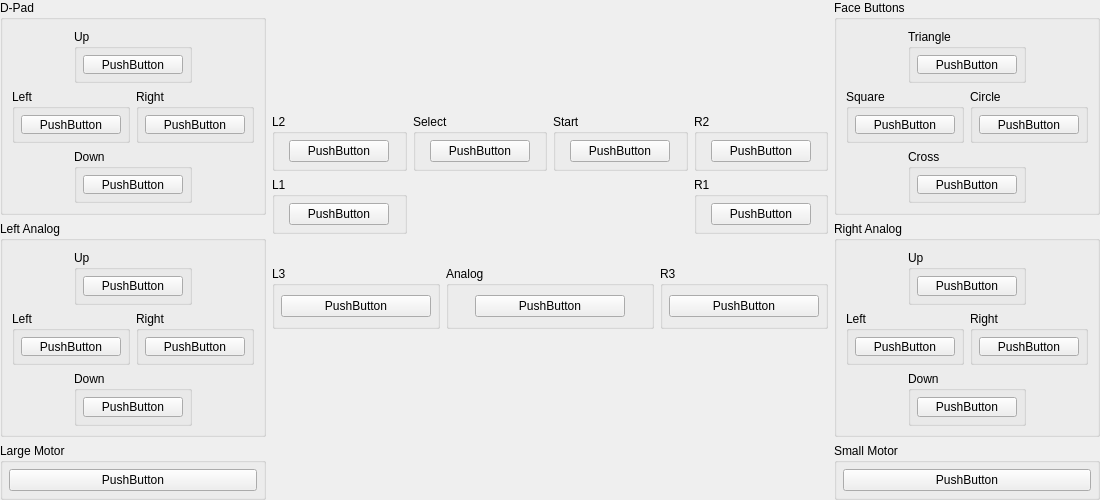
kofxi3584karlayang/duckstation, file src/duckstation-qt/controllerbindingwidget_analog_controller.ui: the form before one commit.
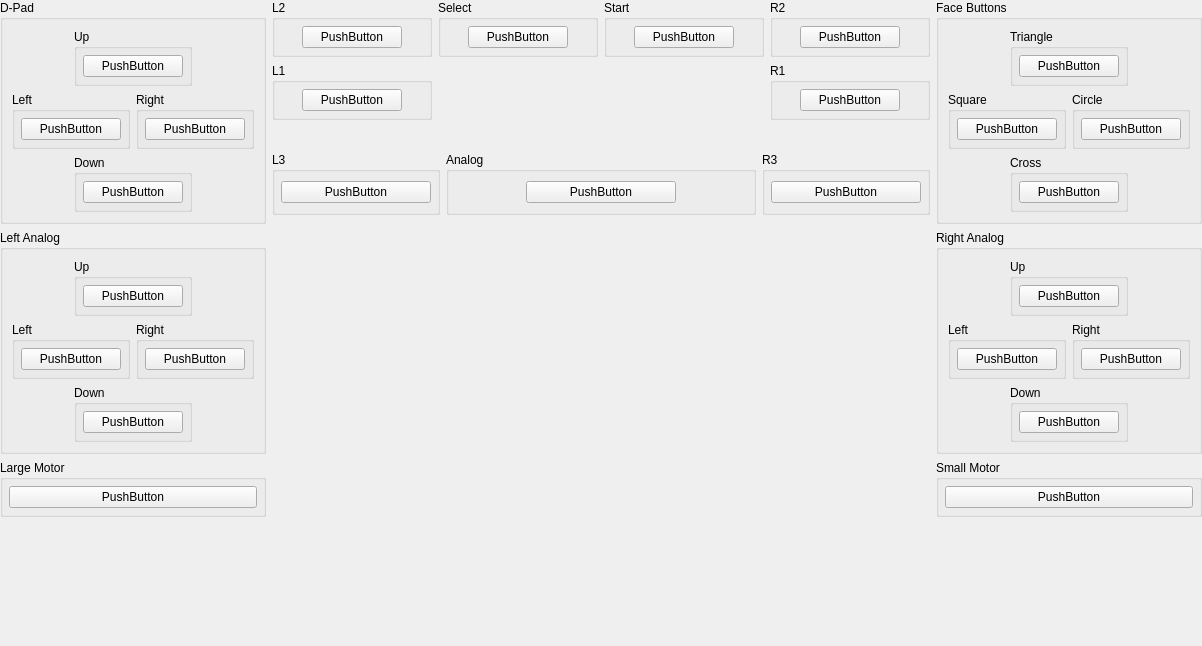
The form after the commit. Icons and pictures are not drawn. Custom widgets are drawn as their Qt base class.

Commit message: Qt: Add new controller image and icon refinement

What changed in the file:
```diff
--- a/src/duckstation-qt/controllerbindingwidget_analog_controller.ui
+++ b/src/duckstation-qt/controllerbindingwidget_analog_controller.ui
@@ -6,8 +6,8 @@
    <rect>
     <x>0</x>
     <y>0</y>
-    <width>1100</width>
-    <height>500</height>
+    <width>1202</width>
+    <height>646</height>
    </rect>
   </property>
   <property name="sizePolicy">
@@ -40,19 +40,6 @@
    </property>
    <item row="0" column="0" rowspan="3">
     <layout class="QVBoxLayout" name="verticalLayout_2">
-     <item>
-      <spacer name="verticalSpacer_3">
-       <property name="orientation">
-        <enum>Qt::Vertical</enum>
-       </property>
-       <property name="sizeHint" stdset="0">
-        <size>
-         <width>20</width>
-         <height>40</height>
-        </size>
-       </property>
-      </spacer>
-     </item>
      <item>
       <widget class="QGroupBox" name="groupBox">
        <property name="title">
@@ -448,109 +435,7 @@
    </item>
    <item row="0" column="1">
     <layout class="QGridLayout" name="gridLayout_27">
-     <item row="1" column="1">
-      <widget class="QGroupBox" name="groupBox_25">
-       <property name="title">
-        <string>Select</string>
-       </property>
-       <layout class="QGridLayout" name="gridLayout_25">
-        <property name="leftMargin">
-         <number>6</number>
-        </property>
-        <property name="topMargin">
-         <number>6</number>
-        </property>
-        <property name="rightMargin">
-         <number>6</number>
-        </property>
-        <property name="bottomMargin">
-         <number>6</number>
-        </property>
-        <item row="0" column="0">
-         <widget class="InputBindingWidget" name="Select">
-          <property name="maximumSize">
-           <size>
-            <width>100</width>
-            <height>16777215</height>
-           </size>
-          </property>
-          <property name="text">
-           <string>PushButton</string>
-          </property>
-         </widget>
-        </item>
-       </layout>
-      </widget>
-     </item>
-     <item row="2" column="0">
-      <widget class="QGroupBox" name="groupBox_22">
-       <property name="title">
-        <string>L1</string>
-       </property>
-       <layout class="QGridLayout" name="gridLayout_22">
-        <property name="leftMargin">
-         <number>6</number>
-        </property>
-        <property name="topMargin">
-         <number>6</number>
-        </property>
-        <property name="rightMargin">
-         <number>6</number>
-        </property>
-        <property name="bottomMargin">
-         <number>6</number>
-        </property>
-        <item row="0" column="0">
-         <widget class="InputBindingWidget" name="L1">
-          <property name="maximumSize">
-           <size>
-            <width>100</width>
-            <height>16777215</height>
-           </size>
-          </property>
-          <property name="text">
-           <string>PushButton</string>
-          </property>
-         </widget>
-        </item>
-       </layout>
-      </widget>
-     </item>
-     <item row="2" column="3">
-      <widget class="QGroupBox" name="groupBox_24">
-       <property name="title">
-        <string>R1</string>
-       </property>
-       <layout class="QGridLayout" name="gridLayout_24">
-        <property name="leftMargin">
-         <number>6</number>
-        </property>
-        <property name="topMargin">
-         <number>6</number>
-        </property>
-        <property name="rightMargin">
-         <number>6</number>
-        </property>
-        <property name="bottomMargin">
-         <number>6</number>
-        </property>
-        <item row="0" column="0">
-         <widget class="InputBindingWidget" name="R1">
-          <property name="maximumSize">
-           <size>
-            <width>100</width>
-            <height>16777215</height>
-           </size>
-          </property>
-          <property name="text">
-           <string>PushButton</string>
-          </property>
-         </widget>
-        </item>
-       </layout>
-      </widget>
-     </item>
-     <item row="1" column="3">
+     <item row="0" column="3">
       <widget class="QGroupBox" name="groupBox_23">
        <property name="title">
         <string>R2</string>
@@ -584,7 +469,41 @@
        </layout>
       </widget>
      </item>
-     <item row="1" column="0">
+     <item row="0" column="1">
+      <widget class="QGroupBox" name="groupBox_25">
+       <property name="title">
+        <string>Select</string>
+       </property>
+       <layout class="QGridLayout" name="gridLayout_25">
+        <property name="leftMargin">
+         <number>6</number>
+        </property>
+        <property name="topMargin">
+         <number>6</number>
+        </property>
+        <property name="rightMargin">
+         <number>6</number>
+        </property>
+        <property name="bottomMargin">
+         <number>6</number>
+        </property>
+        <item row="0" column="0">
+         <widget class="InputBindingWidget" name="Select">
+          <property name="maximumSize">
+           <size>
+            <width>100</width>
+            <height>16777215</height>
+           </size>
+          </property>
+          <property name="text">
+           <string>PushButton</string>
+          </property>
+         </widget>
+        </item>
+       </layout>
+      </widget>
+     </item>
+     <item row="0" column="0">
       <widget class="QGroupBox" name="groupBox_21">
        <property name="title">
         <string>L2</string>
@@ -618,7 +537,7 @@
        </layout>
       </widget>
      </item>
-     <item row="1" column="2">
+     <item row="0" column="2">
       <widget class="QGroupBox" name="groupBox_26">
        <property name="title">
         <string>Start</string>
@@ -652,36 +571,78 @@
        </layout>
       </widget>
      </item>
-     <item row="0" column="1">
-      <spacer name="verticalSpacer_2">
-       <property name="orientation">
-        <enum>Qt::Vertical</enum>
+     <item row="1" column="3">
+      <widget class="QGroupBox" name="groupBox_24">
+       <property name="title">
+        <string>R1</string>
        </property>
-       <property name="sizeHint" stdset="0">
-        <size>
-         <width>20</width>
-         <height>40</height>
-        </size>
+       <layout class="QGridLayout" name="gridLayout_24">
+        <property name="leftMargin">
+         <number>6</number>
+        </property>
+        <property name="topMargin">
+         <number>6</number>
+        </property>
+        <property name="rightMargin">
+         <number>6</number>
+        </property>
+        <property name="bottomMargin">
+         <number>6</number>
+        </property>
+        <item row="0" column="0">
+         <widget class="InputBindingWidget" name="R1">
+          <property name="maximumSize">
+           <size>
+            <width>100</width>
+            <height>16777215</height>
+           </size>
+          </property>
+          <property name="text">
+           <string>PushButton</string>
+          </property>
+         </widget>
+        </item>
+       </layout>
+      </widget>
+     </item>
+     <item row="1" column="0">
+      <widget class="QGroupBox" name="groupBox_22">
+       <property name="title">
+        <string>L1</string>
        </property>
-      </spacer>
+       <layout class="QGridLayout" name="gridLayout_22">
+        <property name="leftMargin">
+         <number>6</number>
+        </property>
+        <property name="topMargin">
+         <number>6</number>
+        </property>
+        <property name="rightMargin">
+         <number>6</number>
+        </property>
+        <property name="bottomMargin">
+         <number>6</number>
+        </property>
+        <item row="0" column="0">
+         <widget class="InputBindingWidget" name="L1">
+          <property name="maximumSize">
+           <size>
+            <width>100</width>
+            <height>16777215</height>
+           </size>
+          </property>
+          <property name="text">
+           <string>PushButton</string>
+          </property>
+         </widget>
+        </item>
+       </layout>
+      </widget>
      </item>
     </layout>
    </item>
    <item row="0" column="2" rowspan="3">
     <layout class="QVBoxLayout" name="verticalLayout">
-     <item>
-      <spacer name="verticalSpacer_6">
-       <property name="orientation">
-        <enum>Qt::Vertical</enum>
-       </property>
-       <property name="sizeHint" stdset="0">
-        <size>
-         <width>20</width>
-         <height>40</height>
-        </size>
-       </property>
-      </spacer>
-     </item>
      <item>
       <widget class="QGroupBox" name="groupBox_16">
        <property name="title">
```
Left out of the diff: 2 changed lines with no effect on the pictures. The commit also changes 12 other files.
